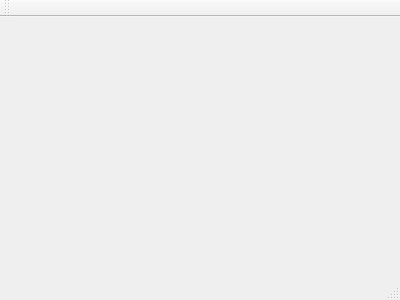
The window that Apps/LWControl/controlmainwindow.ui (darkjavi/ws2812Wheels) describes before a commit, drawn with Qt 5.
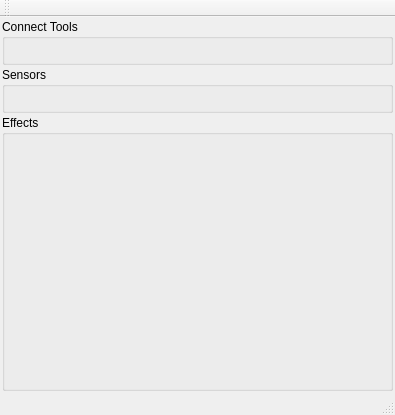
The same window after the commit. Custom widgets are drawn as their Qt base class.

Diff of the .ui file:
```diff
--- a/Apps/LWControl/controlmainwindow.ui
+++ b/Apps/LWControl/controlmainwindow.ui
@@ -1,24 +1,92 @@
 <ui version="4.0">
  <class>controlMainWindow</class>
- <widget class="QMainWindow" name="controlMainWindow" >
-  <property name="geometry" >
+ <widget class="QMainWindow" name="controlMainWindow">
+  <property name="geometry">
    <rect>
     <x>0</x>
     <y>0</y>
-    <width>400</width>
-    <height>300</height>
+    <width>395</width>
+    <height>415</height>
    </rect>
   </property>
   <property name="windowTitle" >
    <string>controlMainWindow</string>
   </property>
-  <widget class="QMenuBar" name="menuBar" />
-  <widget class="QToolBar" name="mainToolBar" />
-  <widget class="QWidget" name="centralWidget" />
-  <widget class="QStatusBar" name="statusBar" />
+  <widget class="QWidget" name="centralWidget">
+   <layout class="QVBoxLayout" name="verticalLayout" stretch="1,1,6">
+    <property name="spacing">
+     <number>2</number>
+    </property>
+    <property name="leftMargin">
+     <number>2</number>
+    </property>
+    <property name="topMargin">
+     <number>2</number>
+    </property>
+    <property name="rightMargin">
+     <number>2</number>
+    </property>
+    <property name="bottomMargin">
+     <number>2</number>
+    </property>
+    <item>
+     <widget class="connectWidget" name="connectionWidget">
+      <property name="title">
+       <string>Connect Tools</string>
+      </property>
+     </widget>
+    </item>
+    <item>
+     <widget class="sensorsWidget" name="sensorViewWidget">
+      <property name="title">
+       <string>Sensors</string>
+      </property>
+     </widget>
+    </item>
+    <item>
+     <widget class="QGroupBox" name="effectsWidget">
+      <property name="title">
+       <string>Effects</string>
+      </property>
+     </widget>
+    </item>
+   </layout>
+  </widget>
+  <widget class="QMenuBar" name="menuBar">
+   <property name="geometry">
+    <rect>
+     <x>0</x>
+     <y>0</y>
+     <width>395</width>
+     <height>25</height>
+    </rect>
+   </property>
+  </widget>
+  <widget class="QToolBar" name="mainToolBar">
+   <attribute name="toolBarArea">
+    <enum>TopToolBarArea</enum>
+   </attribute>
+   <attribute name="toolBarBreak">
+    <bool>false</bool>
+   </attribute>
+  </widget>
+  <widget class="QStatusBar" name="statusBar"/>
  </widget>
- <layoutDefault spacing="6" margin="11" />
- <pixmapfunction></pixmapfunction>
+ <layoutdefault spacing="6" margin="11"/>
+ <customwidgets>
+  <customwidget>
+   <class>connectWidget</class>
+   <extends>QGroupBox</extends>
+   <header location="global">connectwidget.h</header>
+   <container>1</container>
+  </customwidget>
+  <customwidget>
+   <class>sensorsWidget</class>
+   <extends>QGroupBox</extends>
+   <header location="global">sensorswidget.h</header>
+   <container>1</container>
+  </customwidget>
+ </customwidgets>
  <resources/>
  <connections/>
 </ui>
```
Left out of the diff: 3 changed lines with no effect on the pictures.
